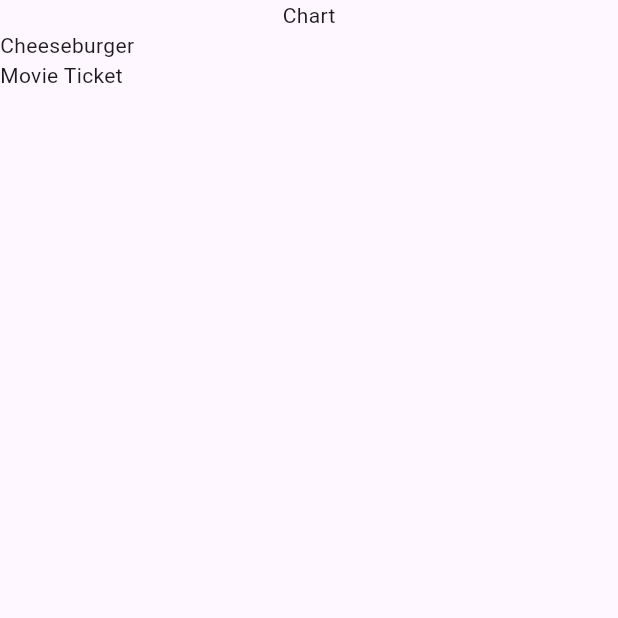
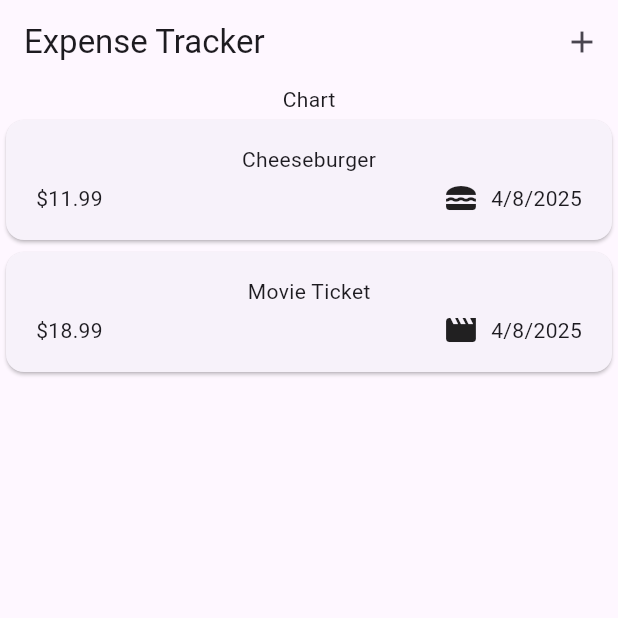
Before and after one commit to yuivan0352/expense_tracker, a Flutter app: the screen it shows after launch, on a phone screen of 412 x 824 dp, the top half of it. Run offline on Flutter 3.47's test engine with Material 3 defaults, Android fonts, the phone set to English and light mode, and no system bars.

Commit message:
Implemented New Expense widget and added text controller

```diff
--- a/lib/model/expense.dart
+++ b/lib/model/expense.dart
@@ -1,8 +1,18 @@
+import 'package:flutter/material.dart';
 import 'package:uuid/uuid.dart';
+import 'package:intl/intl.dart';
 
 const uuid = Uuid();
+final formatter = DateFormat.yMd();
 
 enum Category { food, travel, leisure, work }
+
+const categoryIcons = {
+  Category.food: Icons.lunch_dining,
+  Category.travel: Icons.flight_takeoff,
+  Category.leisure: Icons.movie,
+  Category.work: Icons.work,
+};
 
 class Expense {
   Expense({
@@ -17,4 +27,8 @@ class Expense {
   final double amount;
   final DateTime date;
   final Category category;
+
+  String get formattedDate {
+    return formatter.format(date);
+  }
 }
--- a/lib/widgets/expenses.dart
+++ b/lib/widgets/expenses.dart
@@ -1,4 +1,5 @@
 import 'package:expense_tracker/widgets/expenses_list/expenses_list.dart';
+import 'package:expense_tracker/widgets/new_expense.dart';
 import 'package:flutter/material.dart';
 import 'package:expense_tracker/model/expense.dart';
 
@@ -13,6 +14,13 @@ class Expenses extends StatefulWidget{
 }
 
 class _ExpensesState extends State<Expenses>{
+  void _openAddExpenseOverlay() {
+    showModalBottomSheet(
+      context: context,
+      builder: (ctx) => NewExpense(),
+    );
+  }
+
   final List<Expense> _registeredExpenses = [
     Expense(
       title: 'Cheeseburger',
@@ -31,6 +39,15 @@ class _ExpensesState extends State<Expenses>{
   @override
   Widget build(BuildContext context) {
     return Scaffold(
+      appBar: AppBar(
+        title: const Text("Expense Tracker"),
+        actions:[
+          IconButton(
+            onPressed: _openAddExpenseOverlay,
+            icon: const Icon(Icons.add),
+          ),
+        ]
+      ),
       body: Column(
         children: [
           const Text("Chart"),
--- a/lib/widgets/expenses_list/expense_item.dart
+++ b/lib/widgets/expenses_list/expense_item.dart
@@ -0,0 +1,35 @@
+import 'package:expense_tracker/model/expense.dart';
+import 'package:flutter/material.dart';
+
+class ExpenseItem extends StatelessWidget {
+  const ExpenseItem({super.key, required this.expense});
+  final Expense expense;
+
+  @override
+  Widget build(BuildContext context) {
+    return Card(
+      child: Padding(
+        padding: const EdgeInsets.symmetric(horizontal: 20, vertical: 16),
+        child: Column(
+          children: [
+            Text(expense.title),
+            SizedBox(height: 4),
+            Row(
+              children: [
+                Text('\$${expense.amount.toStringAsFixed(2)}'),
+                const Spacer(),
+                Row(
+                  children: [
+                    Icon(categoryIcons[expense.category]),
+                    const SizedBox(width: 8),
+                    Text(expense.formattedDate),
+                  ],
+                )
+              ]
+            ),
+          ],
+        ),
+      ),
+    );
+  }
+}
--- a/lib/widgets/expenses_list/expenses_list.dart
+++ b/lib/widgets/expenses_list/expenses_list.dart
@@ -1,3 +1,4 @@
+import 'package:expense_tracker/widgets/expenses_list/expense_item.dart';
 import 'package:flutter/material.dart';
 import 'package:expense_tracker/model/expense.dart';
 
@@ -9,7 +10,7 @@ class ExpensesList extends StatelessWidget {
   Widget build(BuildContext context) {
     return ListView.builder(
       itemCount: expenses.length,
-      itemBuilder: (ctx, index) => Text(expenses[index].title),
+      itemBuilder: (ctx, index) => ExpenseItem(expense: expenses[index]),
     );
   }
 }
--- a/pubspec.yaml
+++ b/pubspec.yaml
@@ -35,6 +35,7 @@ dependencies:
   # Use with the CupertinoIcons class for iOS style icons.
   cupertino_icons: ^1.0.8
   uuid: ^4.5.1
+  intl: ^0.20.2
 
 dev_dependencies:
   flutter_test:
```
Also changed, not shown: lib/widgets/new_expense.dart (added, +52 -0 lines), pubspec.lock.
